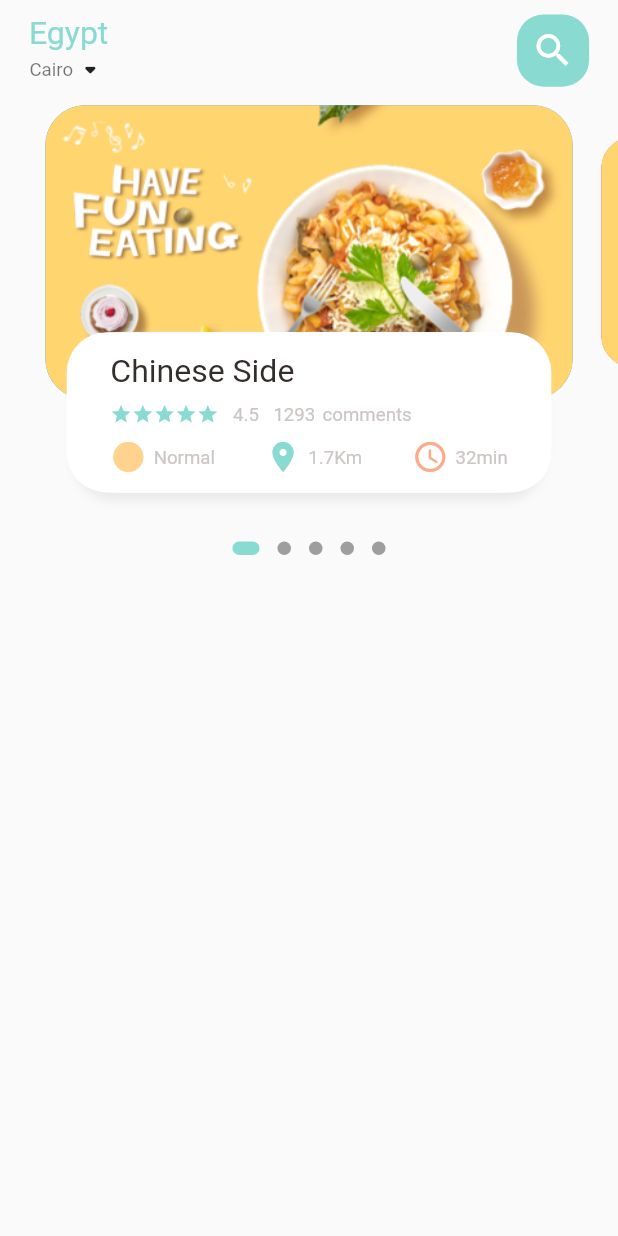
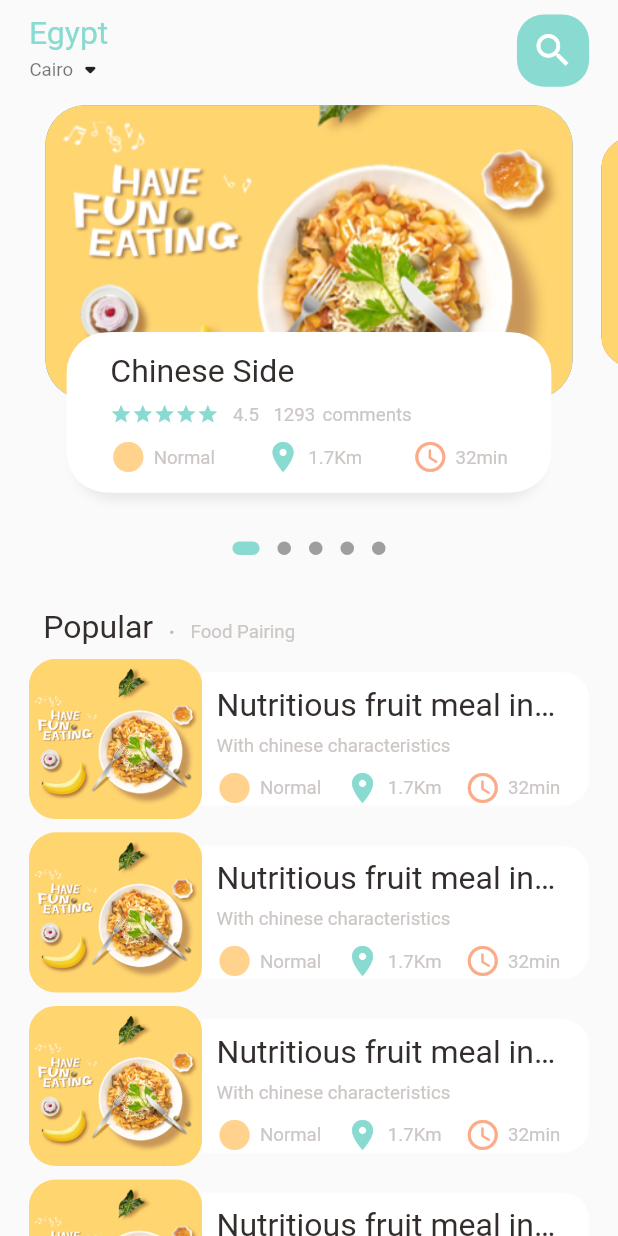
Before and after one commit to saqrelfirgany/Food_Flutter_App, a Flutter app: the screen it shows after launch, on a phone screen of 412 x 824 dp. Run offline on Flutter 3.47's test engine with Material 2 defaults, Android fonts, the phone set to English and light mode, and no system bars; drawn by our look-alikes of dots_indicator; our stand-ins replace flutter_screenutil, get; statements that could not run were skipped.

Commit message:
Done with Home page not commented or refactored yet

```diff
--- a/lib/home/food_page_body.dart
+++ b/lib/home/food_page_body.dart
@@ -50,14 +50,106 @@ class _FoodPageBodyState extends State<FoodPageBody> {
             itemCount: 5,
             itemBuilder: (context, position) {
               return buildPageItem(
-                  index: position, currentPageValue: _currentPageValue);
+                index: position,
+                currentPageValue: _currentPageValue,
+              );
             },
           ),
         ),
         buildDotsIndicator(currentPageValue: _currentPageValue),
+        SizedBox(height: 30.h),
+        buildPopularRowHomeScreen(),
+        SizedBox(height: 10.h),
+        ListView.builder(
+          physics: const NeverScrollableScrollPhysics(),
+          shrinkWrap: true,
+          itemCount: 10,
+          itemBuilder: (context, index) {
+            return Container(
+              margin: EdgeInsetsDirectional.only(
+                start: 20.w,
+                end: 20.w,
+                bottom: 10.h,
+              ),
+              child: Row(
+                children: [
+                  Container(
+                    height: 120.h,
+                    width: 120.w,
+                    decoration: BoxDecoration(
+                      borderRadius: BorderRadius.circular(20.r),
+                      color: Colors.white38,
+                      image: DecorationImage(
+                        fit: BoxFit.cover,
+                        image: assets['food0'],
+                      ),
+                    ),
+                  ),
+                  // SizedBox(width: 10.w),
+                  Expanded(
+                    child: Container(
+                      height: 100.h,
+                      padding: EdgeInsetsDirectional.only(
+                        start: 10.w,
+                        top: 10.h,
+                        end: 20.w,
+                      ),
+                      decoration: BoxDecoration(
+                        color: Colors.white,
+                        borderRadius: BorderRadiusDirectional.only(
+                          topEnd: Radius.circular(20.r),
+                          bottomEnd: Radius.circular(20.r),
+                        ),
+                      ),
+                      child: Column(
+                        crossAxisAlignment: CrossAxisAlignment.start,
+                        mainAxisAlignment: MainAxisAlignment.center,
+                        children: [
+                          BigText(text: 'Nutritious fruit meal in china'),
+                          SizedBox(height: 8.h),
+                          SmallText(text: 'With chinese characteristics'),
+                          const Spacer(),
+                          buildSubHeaderDetailsRow(),
+                        ],
+                      ),
+                    ),
+                  ),
+                ],
+              ),
+            );
+          },
+        ),
       ],
     );
   }
+}
+
+Widget buildPopularRowHomeScreen() {
+  ///
+  ///The Popular and Food Pairing Header for the home screen section 2
+  ///
+  return Container(
+    margin: EdgeInsetsDirectional.only(start: 30.w),
+    child: Row(
+      crossAxisAlignment: CrossAxisAlignment.end,
+      children: [
+        BigText(text: 'Popular'),
+        SizedBox(width: 10.w),
+        Container(
+          margin: EdgeInsetsDirectional.only(bottom: 3.h),
+          child: BigText(
+            text: '.',
+            color: Colors.black26,
+          ),
+        ),
+        SizedBox(width: 10.w),
+        Container(
+          margin: EdgeInsetsDirectional.only(bottom: 2.h),
+          child: SmallText(text: 'Food Pairing'),
+        ),
+      ],
+    ),
+  );
 }
 
 Widget buildDotsIndicator({required double currentPageValue}) {
@@ -113,7 +205,14 @@ Widget buildPageItem({required int index, required double currentPageValue}) {
         ///
         ///Sub Header Details - Container for the home page header
         ///
-        Align(
+        buildSubHeaderHomePage(),
+      ],
+    ),
+  );
+}
+
+Widget buildSubHeaderHomePage() {
+  return Align(
     alignment: Alignment.bottomCenter,
     child: Container(
       height: 120.h,
@@ -180,7 +279,16 @@ Widget buildPageItem({required int index, required double currentPageValue}) {
               ],
             ),
             SizedBox(height: 10.h),
-                  Row(
+            buildSubHeaderDetailsRow()
+          ],
+        ),
+      ),
+    ),
+  );
+}
+
+Row buildSubHeaderDetailsRow() {
+  return Row(
     mainAxisAlignment: MainAxisAlignment.spaceBetween,
     children: const [
       IconText(
@@ -199,14 +307,6 @@ Widget buildPageItem({required int index, required double currentPageValue}) {
         iconColor: AppColors.iconColor2,
       ),
     ],
-                  )
-                ],
-              ),
-            ),
-          ),
-        ),
-      ],
-    ),
   );
 }
 
--- a/lib/home/main_food_page.dart
+++ b/lib/home/main_food_page.dart
@@ -37,7 +37,7 @@ class _MainFoodPageState extends State<MainFoodPage> {
                         Row(
                           children: [
                             SmallText(text: 'Cairo', color: Colors.black54),
-                            Icon(Icons.arrow_drop_down_rounded,size: 24.w)
+                            Icon(Icons.arrow_drop_down_rounded, size: 24.w)
                           ],
                         ),
                       ],
@@ -61,7 +61,11 @@ class _MainFoodPageState extends State<MainFoodPage> {
                 ),
               ),
             ),
-            FoodPageBody(),
+            const Expanded(
+              child: SingleChildScrollView(
+                child: FoodPageBody(),
+              ),
+            ),
           ],
         ),
       ),
```
Lines whose indentation alone changed are shown as unchanged.
